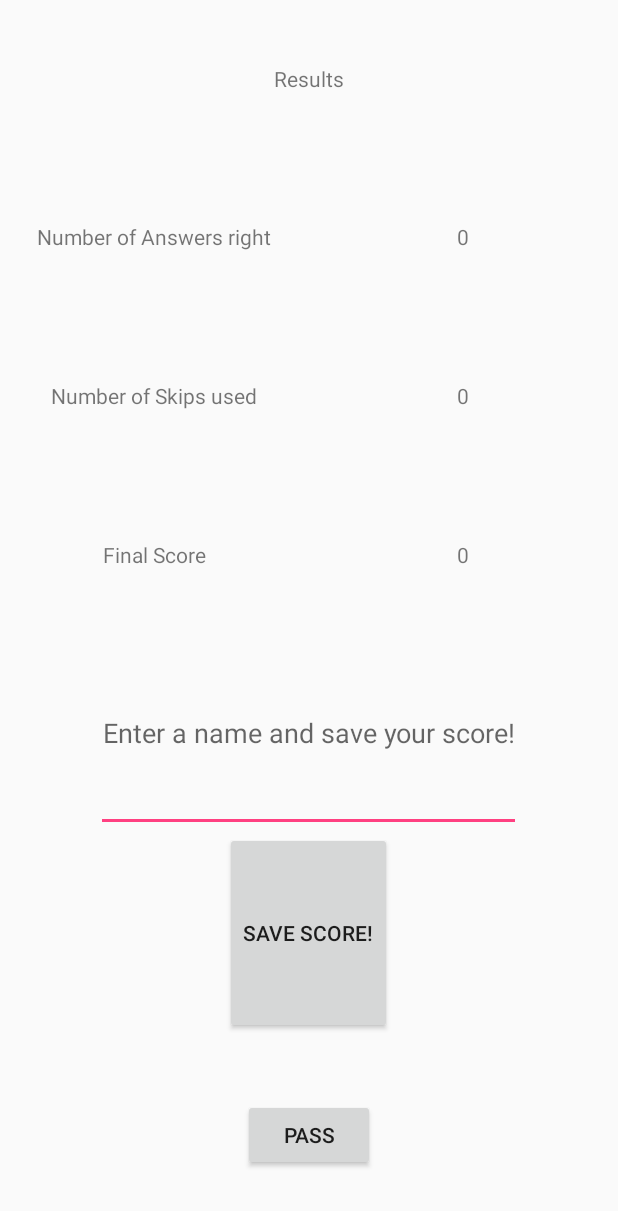
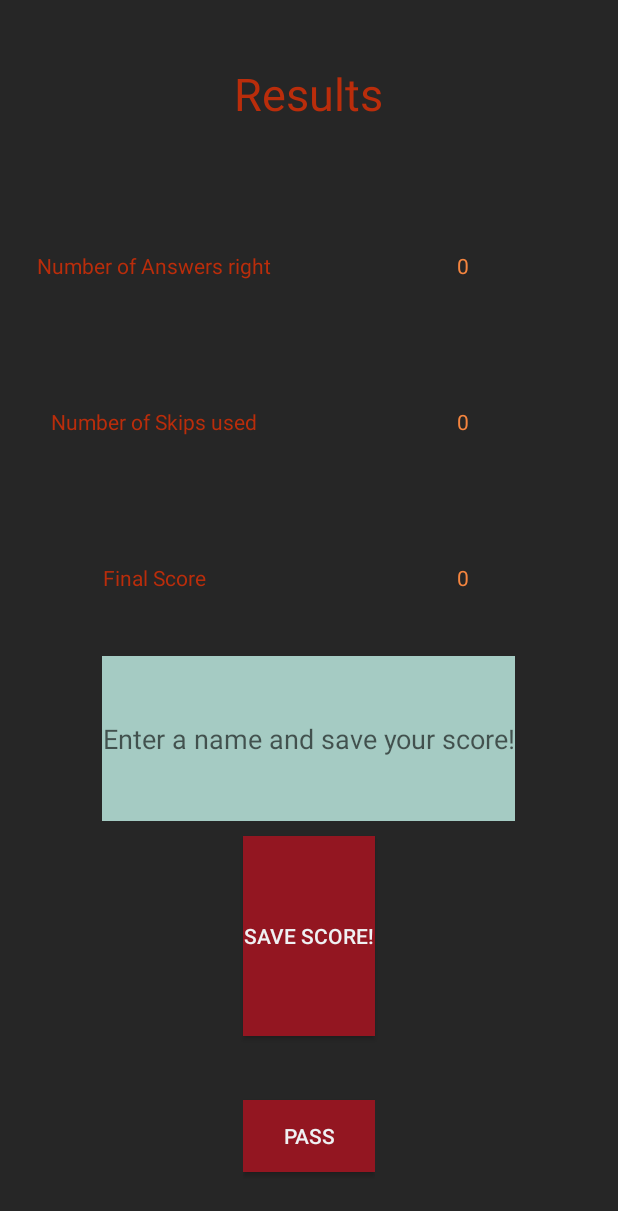
Before and after one commit to LKWBrando/CP3406_Assignment_2, an Android app: the EndGameActivity screen opened directly, with no data from a screen before it, on a phone screen of 412 x 824 dp. Shown: the top 1211 px of the screen. Run offline under Robolectric (Android 15) with nearby library versions, the phone set to English and light mode, and no system bars.

Commit message:
Quiz materials partially implemented, Aesthetics mostly completed. Twitter integration partially implemented
Pending addition of appstore integration

```diff
--- a/app/src/main/res/layout/activity_end_game.xml
+++ b/app/src/main/res/layout/activity_end_game.xml
@@ -5,6 +5,7 @@
     android:layout_width="match_parent"
     android:layout_height="match_parent"
     android:orientation="vertical"
+    android:background="#262626"
     tools:context="example.assignmentone.cp3406.cp3406_assignment_2.EndGameActivity">
 
     <TextView
@@ -13,6 +14,8 @@
         android:layout_weight="1"
         android:layout_gravity="center"
         android:gravity="center"
+        android:textSize="30dp"
+        android:textColor="#ba2d0b"
         android:text="Results"/>
 
     <LinearLayout
@@ -28,6 +31,7 @@
             android:layout_height="wrap_content"
             android:gravity="center"
             android:layout_weight="1"
+            android:textColor="#ba2d0b"
             android:text="Number of Answers right" />
 
         <TextView
@@ -36,6 +40,7 @@
             android:layout_height="wrap_content"
             android:gravity="center"
             android:layout_weight="1"
+            android:textColor="#f5853f"
             android:text="Display Number"/>
 
     </LinearLayout>
@@ -53,6 +58,7 @@
             android:layout_height="wrap_content"
             android:gravity="center"
             android:layout_weight="1"
+            android:textColor="#ba2d0b"
             android:text="Number of Skips used"/>
 
         <TextView
@@ -61,6 +67,7 @@
             android:layout_height="wrap_content"
             android:gravity="center"
             android:layout_weight="1"
+            android:textColor="#f5853f"
             android:text="Display Skips"/>
     </LinearLayout>
 
@@ -77,6 +84,7 @@
             android:layout_height="wrap_content"
             android:gravity="center"
             android:layout_weight="1"
+            android:textColor="#ba2d0b"
             android:text="Final Score"/>
 
         <TextView
@@ -85,6 +93,7 @@
             android:layout_height="wrap_content"
             android:gravity="center"
             android:layout_weight="1"
+            android:textColor="#f5853f"
             android:text="Display Score"/>
     </LinearLayout>
 
@@ -96,6 +105,7 @@
         android:gravity="center"
         android:layout_weight="1"
         android:inputType="text"
+        android:background="#a5cbc3"
         android:hint="Enter a name and save your score!"/>
 
     <Button
@@ -105,6 +115,9 @@
         android:layout_gravity="center"
         android:gravity="center"
         android:layout_weight="1"
+        android:background="#931621"
+        android:textColor="#eff1f3"
+        android:layout_marginTop="10dp"
         android:onClick="buttonPressed"
         android:text="Save Score!"/>
 
@@ -121,6 +134,8 @@
             android:layout_width="wrap_content"
             android:layout_height="wrap_content"
             android:layout_weight="1"
+            android:background="#931621"
+            android:textColor="#eff1f3"
             android:onClick="buttonPressed"
             android:text="Pass"/>
 
```
